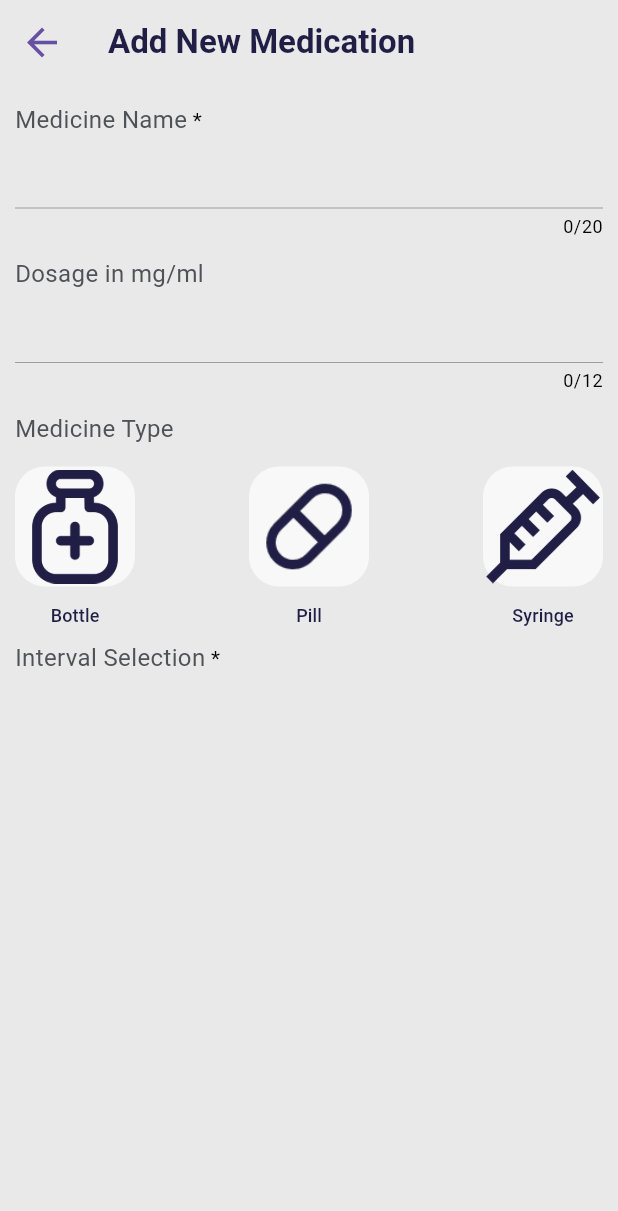
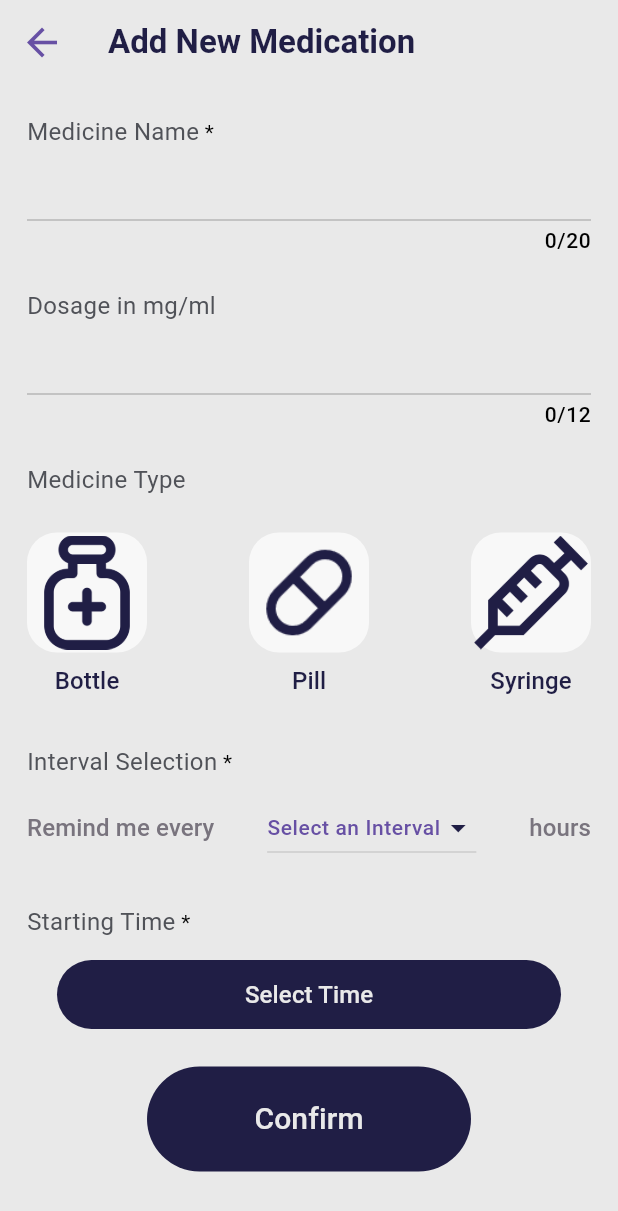
Before and after one commit to DeepaT99/Medicine-Monitoring-App, a Flutter app: the screen it shows once a user with an empty profile is signed in, after a tap on the "add" icon, on a phone screen of 412 x 824 dp. Shown: the top 1211 px of the screen. Run offline on Flutter 3.47's test engine with Material 3 defaults, Android fonts, the phone set to English and light mode, and no system bars; our stand-ins replace firebase_auth, firebase_core, google_sign_in; missing offline and left inert: linear_calender; accounts and stored records are empty; network calls fail.

Commit message:
add page

```diff
--- /dev/null
+++ b/lib/models/convert_time.dart
@@ -0,0 +1,7 @@
+String convertTime(String minutes){
+  if(minutes.length == 1){
+    return "0$minutes";
+  } else {
+    return minutes;
+  }
+}
--- a/lib/pages/add/add_new.dart
+++ b/lib/pages/add/add_new.dart
@@ -1,5 +1,6 @@
 import 'package:flutter/material.dart';
 
+import '../../models/convert_time.dart';
 import '../../models/medicine_type.dart';
 
 class AddNew extends StatefulWidget {
@@ -47,7 +48,7 @@ class _AddNewState extends State<AddNew> {
         ),
       ),
       body: Padding(
-        padding: const EdgeInsets.all(10.0),
+        padding: const EdgeInsets.all(18.0),
         child: Column(
           crossAxisAlignment: CrossAxisAlignment.start,
           children: [
@@ -65,7 +66,7 @@ class _AddNewState extends State<AddNew> {
                   ),
             ),
             const SizedBox(
-              height: 10,
+              height: 20,
             ),
             const PanelTitle(
               title: 'Dosage in mg/ml',
@@ -82,9 +83,12 @@ class _AddNewState extends State<AddNew> {
                   ),
             ),
             const SizedBox(
+              height: 20,
+            ),
+            const PanelTitle(title: 'Medicine Type', isRequired: false),
+            const SizedBox(
               height: 10,
             ),
-            const PanelTitle(title: 'Medicine Type', isRequired: false),
             Padding(
               padding: EdgeInsets.only(top: 4),
               child: StreamBuilder(
@@ -122,14 +126,113 @@ class _AddNewState extends State<AddNew> {
                 },
               ),
             ),
+            const SizedBox(
+              height: 25,
+            ),
             const PanelTitle(title: 'Interval Selection', isRequired: true),
+            const SizedBox(
+              height: 5,
+            ),
             const IntervalSelection(),
+            const SizedBox(
+              height: 25,
+            ),
+            const PanelTitle(title: 'Starting Time', isRequired: true),
+            const SizedBox(
+              height: 10,
+            ),
+            const SelectTime(),
+            const SizedBox(
+              height: 25,
+            ),
+            Padding(
+              padding: const EdgeInsets.only(left: 80, right: 80),
+              child: SizedBox(
+                height: 70,
+                child: TextButton(
+                  style: TextButton.styleFrom(
+                    backgroundColor: Theme.of(context).colorScheme.primary,
+                    shape: const StadiumBorder(),
+                  ),
+                  child: Center(
+                    child: Text(
+                      'Confirm',
+                      style: Theme.of(context).textTheme.titleSmall!.copyWith(
+                            color: Theme.of(context).colorScheme.surface,
+                            fontSize: 20,
+                          ),
+                    ),
+                  ),
+                  onPressed: () {
+                    //add medicine
+                    //validations
+
+                  },
+                ),
+              ),
+            ),
           ],
         ),
       ),
     );
   }
 }
+
+class SelectTime extends StatefulWidget {
+  const SelectTime({super.key});
+
+  @override
+  State<SelectTime> createState() => _SelectTimeState();
+}
+
+class _SelectTimeState extends State<SelectTime> {
+  TimeOfDay _time = const TimeOfDay(hour: 0, minute: 00);
+  bool _clicked = false;
+
+  Future<TimeOfDay> _selectTime() async {
+    final TimeOfDay? picked =
+        await showTimePicker(context: context, initialTime: _time);
+
+    if (picked != null && picked != _time) {
+      setState(() {
+        _time = picked;
+        _clicked = true;
+
+        //update state via provider here
+      });
+    }
+    return picked!;
+  }
+
+  @override
+  Widget build(BuildContext context) {
+    return SizedBox(
+      height: 50,
+      child: Padding(
+        padding: const EdgeInsets.only(top: 4, left: 20, right: 20),
+        child: TextButton(
+          style: TextButton.styleFrom(
+              backgroundColor: Theme.of(context).colorScheme.primary,
+              shape: const StadiumBorder()),
+          onPressed: () {
+            _selectTime();
+          },
+          child: Center(
+            child: Text(
+              _clicked == false
+                  ? 'Select Time'
+                  : '${convertTime(_time.hour.toString())}:${convertTime(_time.minute.toString())}',
+              style: Theme.of(context).textTheme.titleSmall!.copyWith(
+                    color: Theme.of(context).colorScheme.surface,
+                  ),
+            ),
+          ),
+        ),
+      ),
+    );
+  }
+}
+
 class IntervalSelection extends StatefulWidget {
   const IntervalSelection({super.key});
 
@@ -138,16 +241,58 @@ class IntervalSelection extends StatefulWidget {
 }
 
 class _IntervalSelectionState extends State<IntervalSelection> {
+  final _intervals = [6, 8, 12, 24];
+  var _selected = 0;
   @override
   Widget build(BuildContext context) {
-    return Row(
-      children: [
-
-      ],
+    return Padding(
+      padding: const EdgeInsets.only(top: 4),
+      child: Row(
+        mainAxisAlignment: MainAxisAlignment.spaceBetween,
+        children: [
+          Text(
+            'Remind me every',
+            style: Theme.of(context).textTheme.titleSmall,
+          ),
+          DropdownButton(
+            iconEnabledColor: Theme.of(context).colorScheme.primary,
+            dropdownColor: Theme.of(context).colorScheme.surface,
+            hint: _selected == 0
+                ? Text(
+                    'Select an Interval',
+                    style: Theme.of(context).textTheme.bodySmall,
+                  )
+                : null,
+            elevation: 4,
+            value: _selected == 0 ? null : _selected,
+            items: _intervals.map(
+              (int value) {
+                return DropdownMenuItem<int>(
+                  value: value,
+                  child: Text(
+                    value.toString(),
+                    style: Theme.of(context).textTheme.bodySmall,
+                  ),
+                );
+              },
+            ).toList(),
+            onChanged: (newVal) {
+              setState(
+                () {
+                  _selected = newVal!;
+                },
+              );
+            },
+          ),
+          Text(
+            _selected == 1 ? "hour" : "hours",
+            style: Theme.of(context).textTheme.titleSmall,
+          ),
+        ],
+      ),
     );
   }
 }
-
 
 class MedicineTypeColumn extends StatelessWidget {
   const MedicineTypeColumn(
@@ -237,7 +382,7 @@ class PanelTitle extends StatelessWidget {
               text: title,
               style: TextStyle(
                 fontSize: 16,
-                color: Theme.of(context).colorScheme.tertiary,
+                color: Theme.of(context).colorScheme.secondary,
               ),
             ),
             TextSpan(
--- a/lib/pages/app_view.dart
+++ b/lib/pages/app_view.dart
@@ -15,8 +15,8 @@ class MyAppView extends StatelessWidget {
           surface: Color(0xFFE9E9E9),
           onSurface: Colors.black,
           primary: Color(0xFF201E45),
-          secondary: Color(0xFFC4ECB0),
-          tertiary: Color(0xFF505258),
+          secondary: Color(0xFF505258),
+          tertiary: Color(0xFFC4ECB0),
           outline: Color(0xFF564966),
         ),
         appBarTheme: AppBarTheme(
@@ -32,12 +32,17 @@ class MyAppView extends StatelessWidget {
             color: Theme.of(context).colorScheme.primary,
             fontWeight: FontWeight.w500,
           ),
-          headlineSmall: TextStyle(
+          headlineSmall: const TextStyle(
             fontSize: 25,
             fontWeight: FontWeight.w800,
           ),
+          bodySmall:  TextStyle(
+            fontSize: 14,
+            fontWeight: FontWeight.w500,
+            color: Theme.of(context).colorScheme.primary,
+          ),
           titleSmall: TextStyle(
-            fontSize: 12,
+            fontSize: 16,
             color: Theme.of(context).colorScheme.outline,
           ),
         ),
```
Also changed, not shown: lib/pages/add/new_entry_bloc.dart (added).
